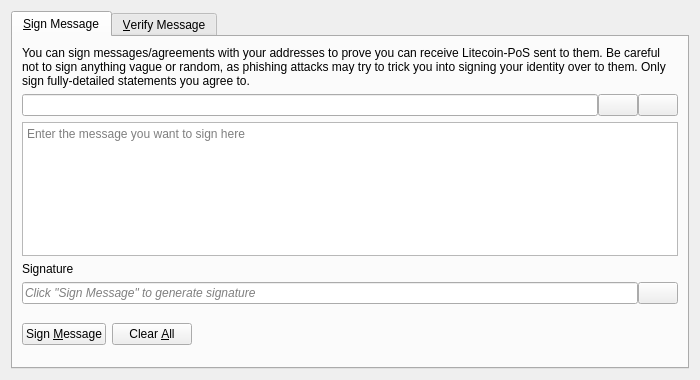
Before: the Qt Designer form src/qt/forms/signverifymessagedialog.ui in ScooterCoinWallet/wallet-pos, drawn with Qt 5.
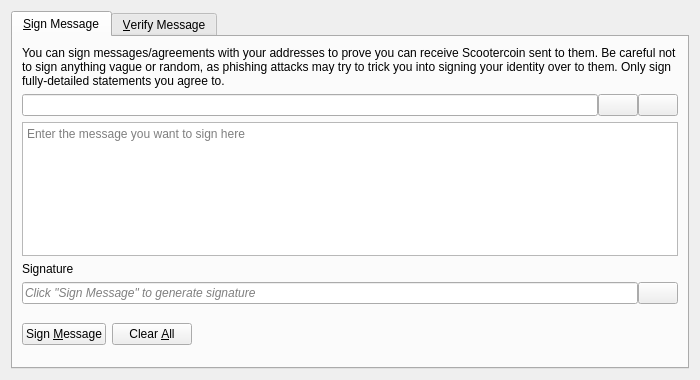
After: the same form once the commit is applied. Icons and pictures are not drawn. Custom widgets are drawn as their Qt base class.

The edit to the form file:
```diff
--- a/src/qt/forms/signverifymessagedialog.ui
+++ b/src/qt/forms/signverifymessagedialog.ui
@@ -30,7 +30,7 @@
        <item>
         <widget class="QLabel" name="infoLabel_SM">
          <property name="text">
-          <string>You can sign messages/agreements with your addresses to prove you can receive Litecoin-PoS sent to them. Be careful not to sign anything vague or random, as phishing attacks may try to trick you into signing your identity over to them. Only sign fully-detailed statements you agree to.</string>
+          <string>You can sign messages/agreements with your addresses to prove you can receive Scootercoin sent to them. Be careful not to sign anything vague or random, as phishing attacks may try to trick you into signing your identity over to them. Only sign fully-detailed statements you agree to.</string>
          </property>
          <property name="textFormat">
           <enum>Qt::PlainText</enum>
```
Left out of the diff: 8 changed lines with no effect on the pictures.
